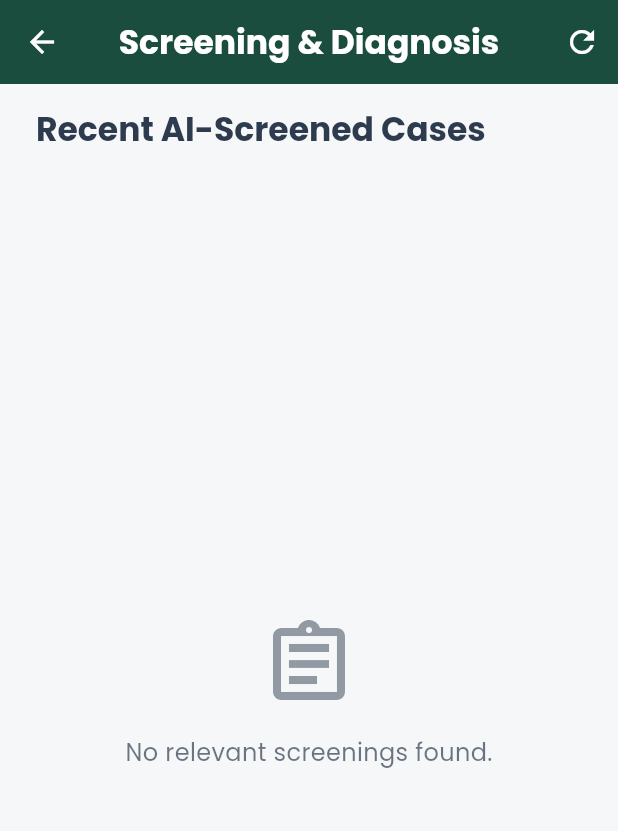
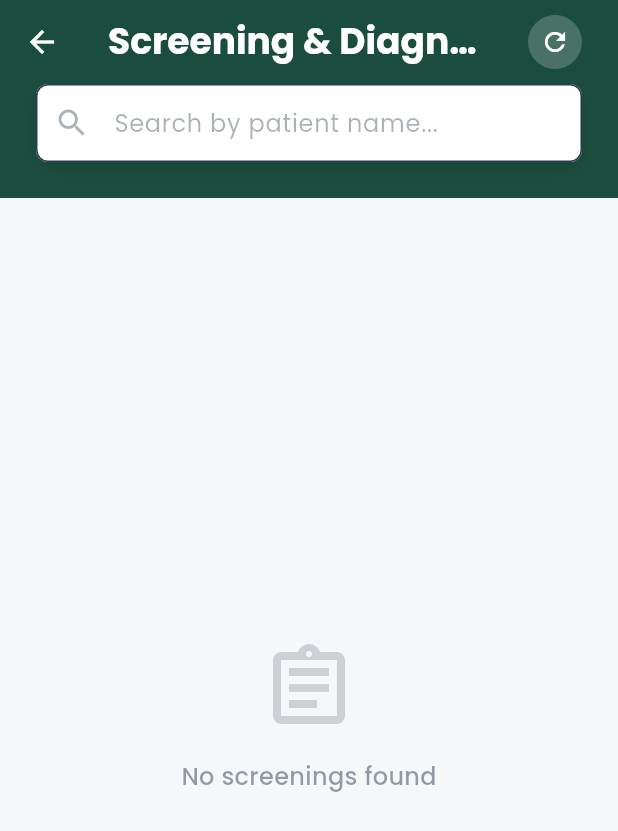
Before and after one commit to ammarr-x1/TBCare, a Flutter app: the ScreeningDiagnosisScreen screen opened directly, on a phone screen of 412 x 824 dp. Shown: the top 831 px of the screen. Run offline on Flutter 3.47's test engine with Material 3 defaults, Android fonts, the phone set to English and light mode, and no system bars; our stand-ins replace cloud_firestore, firebase_auth, firebase_core, firebase_storage, fl_chart, flutter_svg and 5 more; missing offline and left inert: file_selector, record; accounts and stored records are empty.

Commit message:
screening diagnosis screen UI enhanced

```diff
--- a/lib/features/doctor/screens/screening/screening_daignosis_screen.dart
+++ b/lib/features/doctor/screens/screening/screening_daignosis_screen.dart
@@ -13,28 +13,51 @@ class ScreeningDiagnosisScreen extends StatefulWidget {
 }
 
 class _ScreeningDiagnosisScreenState extends State<ScreeningDiagnosisScreen> {
-  List<AiCaseModel> caseList = [];
+  List<AiCaseModel> _allCases = [];
+  List<AiCaseModel> _filteredCases = [];
   bool isLoading = true;
+  final TextEditingController _searchController = TextEditingController();
 
   @override
   void initState() {
     super.initState();
     fetchScreeningCases();
+    _searchController.addListener(_onSearchChanged);
+  }
+
+  @override
+  void dispose() {
+    _searchController.dispose();
+    super.dispose();
+  }
+
+  void _onSearchChanged() {
+    final query = _searchController.text.toLowerCase();
+    setState(() {
+      if (query.isEmpty) {
+        _filteredCases = List.from(_allCases);
+      } else {
+        _filteredCases = _allCases.where((caseData) {
+          return caseData.patientName.toLowerCase().contains(query);
+        }).toList();
+      }
+    });
   }
 
   Future<void> fetchScreeningCases() async {
-    if(!mounted) return;
+    if (!mounted) return;
     setState(() => isLoading = true);
     try {
       final fetched = await ScreeningService.fetchAiCasesForDoctorDashboard();
       if (!mounted) return;
       setState(() {
-        caseList = fetched;
+        _allCases = fetched;
+        _filteredCases = fetched;
         isLoading = false;
       });
     } catch (e) {
       print("Error fetching cases: $e");
-      if(!mounted) return;
+      if (!mounted) return;
       setState(() => isLoading = false);
     }
   }
@@ -42,75 +65,151 @@ class _ScreeningDiagnosisScreenState extends State<ScreeningDiagnosisScreen> {
   @override
   Widget build(BuildContext context) {
     return Scaffold(
-      backgroundColor: bgColor,
+      backgroundColor: bgColor, // Use standard background
       appBar: AppBar(
-        centerTitle: true,
+        centerTitle: false,
         title: Text(
           "Screening & Diagnosis",
-          style: Theme.of(context).textTheme.titleLarge?.copyWith(
-            color: Colors.white,
-            fontWeight: FontWeight.bold,
+          style: Theme.of(context).textTheme.headlineSmall?.copyWith(
+                color: Colors.white, // White text on primary color
+                fontWeight: FontWeight.w700,
               ),
         ),
-        backgroundColor: primaryColor,
-        foregroundColor: Colors.white,
+        backgroundColor: primaryColor, // Required by user
         elevation: 0,
         actions: [
           IconButton(
-            icon: const Icon(Icons.refresh, color: Colors.white),
+            icon: Container(
+              padding: const EdgeInsets.all(8),
+              decoration: BoxDecoration(
+                color: Colors.white.withOpacity(0.2), // Semi-transparent white
+                shape: BoxShape.circle,
+              ),
+              child: const Icon(Icons.refresh, color: Colors.white, size: 20),
+            ),
             onPressed: fetchScreeningCases,
+          ),
+          const SizedBox(width: 16),
+        ],
+      ),
+      body: Column(
+        children: [
+          // Search Bar Section - Keep it clean but on primary/bg boundary
+          Container(
+            color: primaryColor,
+            padding: const EdgeInsets.fromLTRB(largePadding, 0, largePadding, largePadding),
+            child: Container(
+              decoration: BoxDecoration(
+                color: Colors.white,
+                borderRadius: BorderRadius.circular(12),
+                boxShadow: [
+                  BoxShadow(
+                    color: Colors.black.withOpacity(0.1),
+                    blurRadius: 10,
+                    offset: const Offset(0, 4),
                   ),
                 ],
               ),
-      body: Padding(
-        padding: const EdgeInsets.symmetric(horizontal: largePadding, vertical: defaultPadding),
-        child: Column(
-          crossAxisAlignment: CrossAxisAlignment.start,
-          children: [
-            Text(
-              "Recent AI-Screened Cases",
-              style: Theme.of(context).textTheme.titleLarge?.copyWith(
-                color: secondaryColor,
-                fontWeight: FontWeight.bold,
+              child: TextField(
+                controller: _searchController,
+                decoration: InputDecoration(
+                  hintText: "Search by patient name...",
+                  hintStyle: TextStyle(color: secondaryColor.withOpacity(0.4)),
+                  prefixIcon: Icon(Icons.search, color: secondaryColor.withOpacity(0.4)),
+                  suffixIcon: _searchController.text.isNotEmpty
+                      ? IconButton(
+                          icon: Icon(Icons.clear, color: secondaryColor.withOpacity(0.4)),
+                          onPressed: () {
+                            _searchController.clear();
+                          },
+                        )
+                      : null,
+                  border: InputBorder.none,
+                  contentPadding: const EdgeInsets.symmetric(horizontal: 20, vertical: 14),
                 ),
               ),
-            const SizedBox(height: defaultPadding),
+            ),
+          ),
+
+          // Content
           Expanded(
             child: isLoading
                 ? const Center(child: CircularProgressIndicator(color: primaryColor))
-                  : caseList.isEmpty
+                : _filteredCases.isEmpty
                     ? Center(
                         child: Column(
                           mainAxisAlignment: MainAxisAlignment.center,
                           children: [
                             Icon(
-                            Icons.assignment_outlined,
+                              _allCases.isEmpty
+                                  ? Icons.assignment_outlined
+                                  : Icons.search_off,
                               size: 64,
-                            color: secondaryColor.withOpacity(0.5),
+                              color: secondaryColor.withOpacity(0.2),
                             ),
                             const SizedBox(height: 16),
                             Text(
-                            "No relevant screenings found.",
+                              _allCases.isEmpty
+                                  ? "No screenings found"
+                                  : "No patients found matching '${_searchController.text}'",
                               style: TextStyle(
-                              color: secondaryColor.withOpacity(0.7),
+                                color: secondaryColor.withOpacity(0.5),
                                 fontSize: bodySize,
+                                fontWeight: FontWeight.w500,
                               ),
                             ),
                           ],
                         ),
                       )
-                  : ListView.separated(
-                      padding: const EdgeInsets.only(bottom: defaultPadding),
-                      itemCount: caseList.length,
-                      separatorBuilder: (context, index) =>
-                          const SizedBox(height: defaultPadding),
-                      itemBuilder: (context, index) =>
-                          AiCaseCard(caseData: caseList[index]),
+                    : LayoutBuilder(
+                        builder: (context, constraints) {
+                          // Responsive Grid Logic
+                          final width = constraints.maxWidth;
+                          int crossAxisCount = 1;
+                          double aspectRatio = 0.85; // Taller cards for mobile (1 col)
+
+                          if (width >= 1200) {
+                            crossAxisCount = 3;
+                            aspectRatio = 1.1; // Wider cards
+                          } else if (width >= 800) {
+                            crossAxisCount = 2;
+                            aspectRatio = 0.95;
+                          } else {
+                            // Mobile: 1 column, but don't stretch fully if very wide mobile
+                            crossAxisCount = 1;
+                            aspectRatio = 1.3; // Adjust based on card content height (approximate)
+                            // If AiCaseCard is dynamic height, GridView might crop it or cause overflow.
+                            // Masonry is better, but without generic package, we can use a wrap or specific constraint.
+                            // However, user specifically asked for "multiple cards like in a grid".
+                            // To be safe with dynamic height content in a Grid, consider `childAspectRatio` carefully OR
+                            // use a wrap inside a SingleChildScrollView if strict grid alignment isn't required.
+                            // But GridView is requested. Let's try to be smart about aspect ratio.
+                            // AiCaseCard has images (180px) + content. It's roughly 400-500px tall.
+                          }
+
+                          // Allow vertical scrolling for the grid content
+                          // Using a Wrap inside SingleChildScrollView is safer for variable height cards
+                          // to avoid "Layout overflow" within fixed grid cells.
+
+                          return SingleChildScrollView(
+                            padding: const EdgeInsets.all(largePadding),
+                            child: Wrap(
+                              spacing: largePadding,
+                              runSpacing: largePadding,
+                              children: _filteredCases.map((caseData) {
+                                final cardWidth = (width - (largePadding * (crossAxisCount + 1))) / crossAxisCount;
+                                return SizedBox(
+                                  width: cardWidth,
+                                  child: AiCaseCard(caseData: caseData),
+                                );
+                              }).toList(),
+                            ),
+                          );
+                        },
                       ),
           ),
         ],
       ),
-      ),
     );
   }
 }
```
Lines whose indentation alone changed are shown as unchanged.
